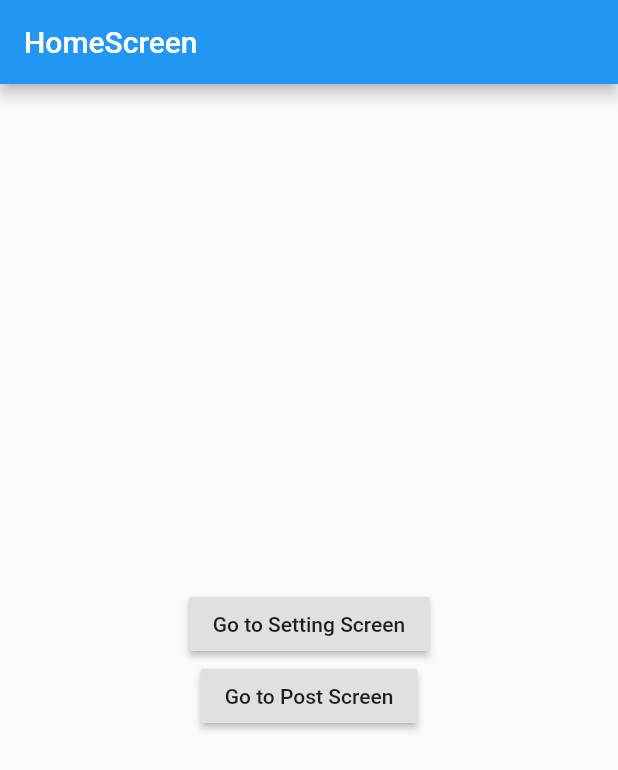
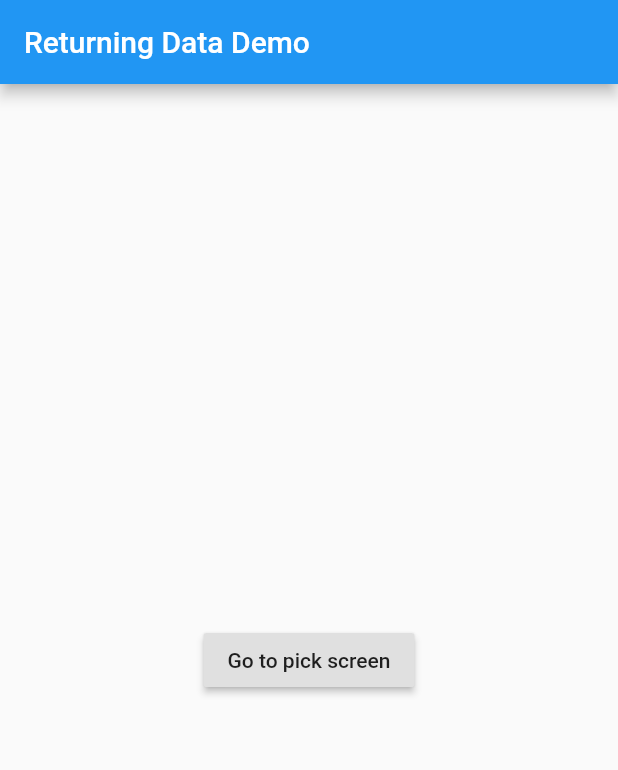
Before and after one commit to Novsochetra/FlutterPractice, a Flutter app: the screen it shows after launch, on a phone screen of 412 x 824 dp. Shown: the top 770 px of the screen. Run offline on Flutter 3.47's test engine with Material 2 defaults, Android fonts, the phone set to English and light mode, and no system bars.

Commit message:
add passsing data back to navigation screen

```diff
--- a/lib/main.dart
+++ b/lib/main.dart
@@ -4,6 +4,7 @@ import 'package:FirstFlutter/horizontal_list_view.dart';
 import 'package:FirstFlutter/navigation.dart';
 import 'package:FirstFlutter/navigation_with_name_routes.dart';
 import 'package:FirstFlutter/page_transition.dart';
+import 'package:FirstFlutter/passing_data_back.dart';
 import 'package:FirstFlutter/ripple_button.dart';
 import 'package:FirstFlutter/seciton_list.dart';
 import 'package:FirstFlutter/silver_appbar.dart';
@@ -26,7 +27,8 @@ void main() {
   // runApp(MyAppSilverAppbar());
   // runApp(MyAppNavigation());
   // runApp(MyAppNavigationWithNameRoutes());
-  runApp(MyAppNavigationWithArgument());
+  // runApp(MyAppNavigationWithArgument());
+  runApp(MyAppPassingDataBack());
 }
 
 class MyApp extends StatelessWidget {
--- /dev/null
+++ b/lib/passing_data_back.dart
@@ -0,0 +1,93 @@
+import 'package:FirstFlutter/passing_argument_navigation.dart';
+import 'package:FirstFlutter/snackbar.dart';
+import 'package:flutter/material.dart';
+
+class MyAppPassingDataBack extends StatelessWidget {
+  const MyAppPassingDataBack({Key key}) : super(key: key);
+
+  @override
+  Widget build(BuildContext context) {
+    return MaterialApp(
+      title: "Passing Databack",
+      routes: {
+        '/': (context) => HomeScreen(),
+        '/setting': (context) => SettingScreen()
+      },
+    );
+  }
+}
+
+class HomeScreen extends StatelessWidget {
+  const HomeScreen({Key key}) : super(key: key);
+
+  @override
+  Widget build(BuildContext context) {
+    return Scaffold(
+      appBar: AppBar(
+        title: Text("Returning Data Demo"),
+      ),
+      body: Center(
+          child: SelectionButton()
+      )
+    );
+  }
+}
+
+_navigateAndDisplaySection(BuildContext context) async {
+  final result = await Navigator.push(
+      context, MaterialPageRoute(builder: (context) => SectionScreen()));
+
+  Scaffold.of(context)
+    ..removeCurrentSnackBar()
+    ..showSnackBar(SnackBar(
+      content: Text("$result"),
+      action: SnackBarAction(onPressed: () {}, label: "undo",),
+    ));
+}
+
+class SelectionButton extends StatelessWidget {
+  const SelectionButton({Key key}) : super(key: key);
+
+  @override
+  Widget build(BuildContext context) {
+    return RaisedButton(
+        onPressed: () {
+          _navigateAndDisplaySection(context);
+        },
+        child: Text("Go to pick screen"),
+    );
+  }
+}
+
+class SectionScreen extends StatelessWidget {
+  const SectionScreen({Key key}) : super(key: key);
+
+  @override
+  Widget build(BuildContext context) {
+    return Scaffold(
+        appBar: AppBar(
+          title: Text("Section Screen"),
+        ),
+        body: Center(
+          child: Column(
+            mainAxisAlignment: MainAxisAlignment.center,
+            children: <Widget>[
+              RaisedButton(
+                onPressed: () {
+                  print("option 1");
+                  Navigator.pop(context, 'Option 1');
+                },
+                child: Text("Option 1"),
+              ),
+              RaisedButton(
+                onPressed: () {
+                  print("option 2");
+                  Navigator.pop(context, "option 2");
+                },
+                child: Text("Option 2"),
+              ),
+            ],
+          ),
+        ));
+  }
+}
```
